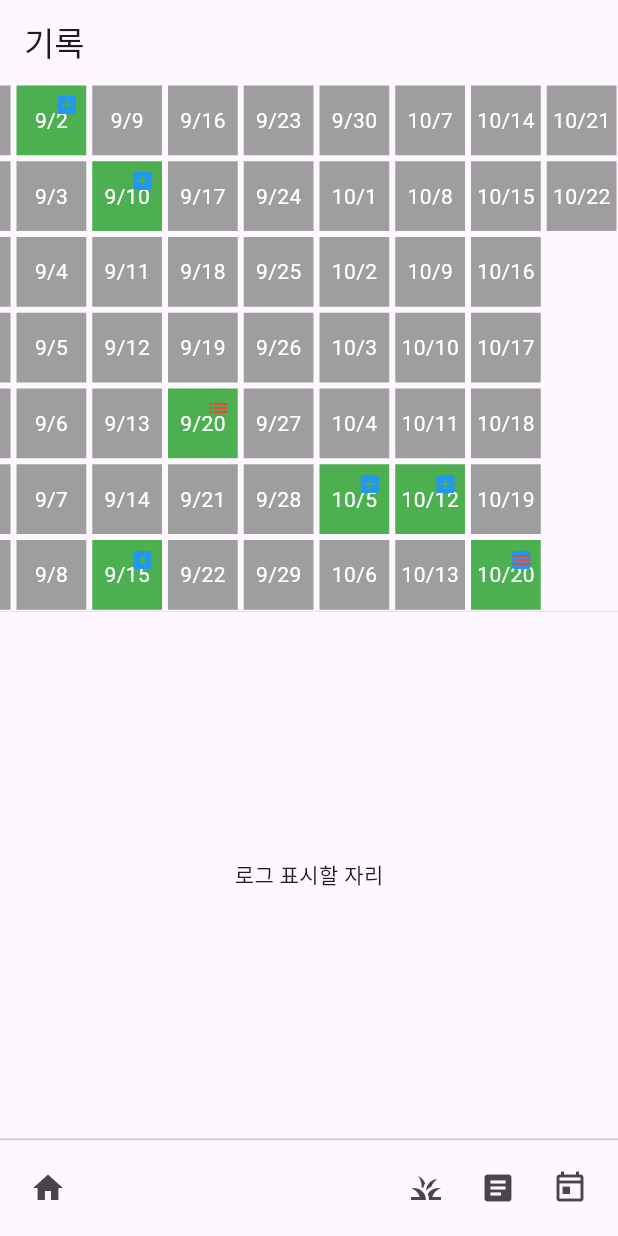
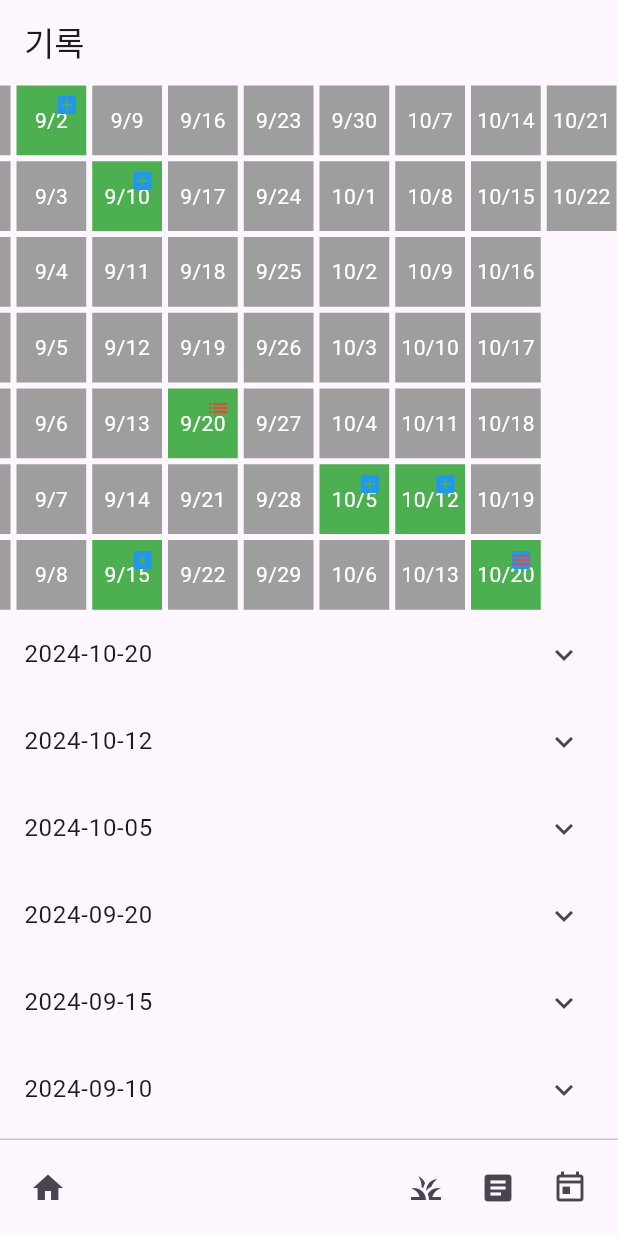
Before and after one commit to tlswltjq/flutter_discord, a Flutter app: the screen it shows after launch, item 2 of the bottom bar chosen, on a phone screen of 412 x 824 dp. Run offline on Flutter 3.47's test engine with Material 3 defaults, Android fonts, the phone set to English and light mode, and no system bars; our stand-ins replace logger.

Commit message:
액티비티 로그 작성

```diff
--- a/lib/page/ActivityPage.dart
+++ b/lib/page/ActivityPage.dart
@@ -1,5 +1,6 @@
 import 'package:flutter/material.dart';
 import 'package:flutter_diary/layouts/SplitLayout.dart';
+import 'package:flutter_diary/widgets/ActivityLog.dart';
 import 'package:flutter_diary/widgets/Grass.dart';
 import 'package:flutter_diary/api/Api.dart';
 import 'package:flutter_diary/model/Activity.dart';
@@ -64,8 +65,8 @@ class _ActivityPage extends State<ActivityPage> {
       appBar: AppBar(title: Text("기록")),
       body: Center(
         child: SplitLayout(axis: 1, widgets: [
-          {1: Container(color: Colors.green, child: Center(child: Grass(activityList)))},
-          {1: Container(child: Center(child: Text("로그 표시할 자리")))},
+          {1: Container(child: Center(child: Grass(activityList)))},
+          {1: Container(child: Center(child: ActivityLog(activityList)))},
         ]),
       ),
     );
--- /dev/null
+++ b/lib/widgets/ActivityLog.dart
@@ -0,0 +1,40 @@
+import 'package:flutter/material.dart';
+import 'package:flutter_diary/model/Activity.dart';
+
+class ActivityLog extends StatelessWidget {
+  final List<Activity> activityList;
+
+  ActivityLog(this.activityList);
+
+  @override
+  Widget build(BuildContext context) {
+    // Group activities by date
+    Map<String, List<Activity>> groupedActivities = {};
+    for (var activity in activityList) {
+      String date = activity.timeStamp.toLocal().toString().split(' ')[0];
+      if (!groupedActivities.containsKey(date)) {
+        groupedActivities[date] = [];
+      }
+      groupedActivities[date]!.add(activity);
+    }
+
+    // Sort the grouped activities by date in descending order
+    var sortedKeys = groupedActivities.keys.toList()
+      ..sort((a, b) => b.compareTo(a));
+
+    return ListView(
+      children: sortedKeys.map((key) {
+        return ExpansionTile(
+          title: Text(key),
+          children: groupedActivities[key]!.map((activity) {
+            return ListTile(
+              title: Text(activity.doName),
+              subtitle: Text(activity.type),
+              trailing: Text(activity.timeStamp.toString()),
+            );
+          }).toList(),
+        );
+      }).toList(),
+    );
+  }
+}
```
